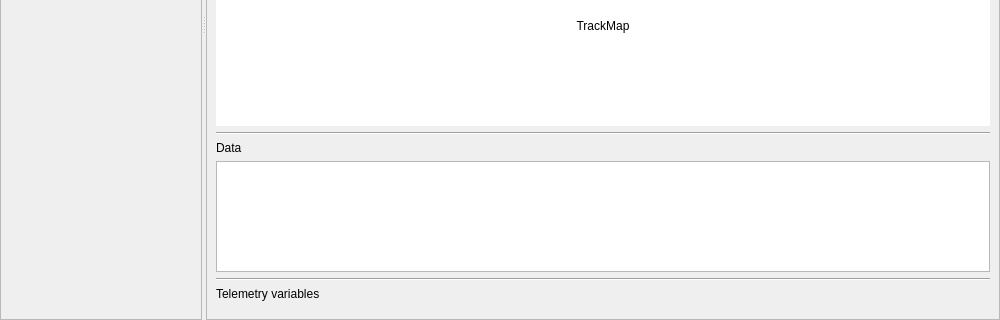
Alex-Rose/PXG_Telemetry_fork, file src/CompareTelemetryWidget.ui: the form before one commit; both pictures show x 0 to 1000 and y 272 to 592 of the 1000 by 592 pixel window.
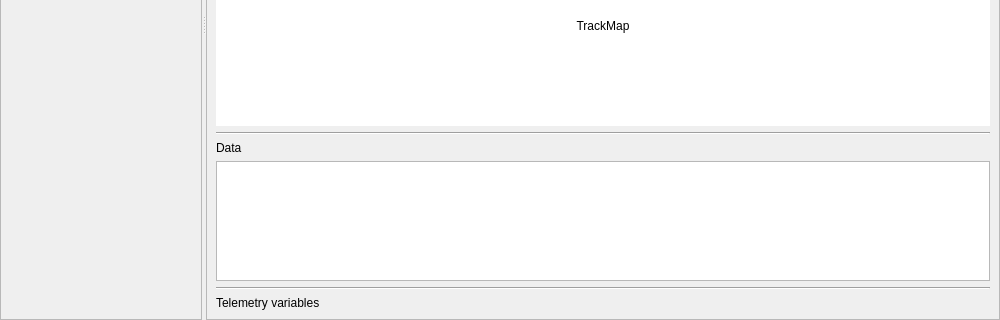
The form after the commit.

What changed in the file:
```diff
--- a/src/CompareTelemetryWidget.ui
+++ b/src/CompareTelemetryWidget.ui
@@ -326,6 +326,9 @@
           <property name="topMargin">
            <number>0</number>
           </property>
+          <property name="bottomMargin">
+           <number>0</number>
+          </property>
           <item>
            <widget class="QLabel" name="label">
             <property name="sizePolicy">
```
Left out of the diff: 19 changed lines with no effect on the pictures.
